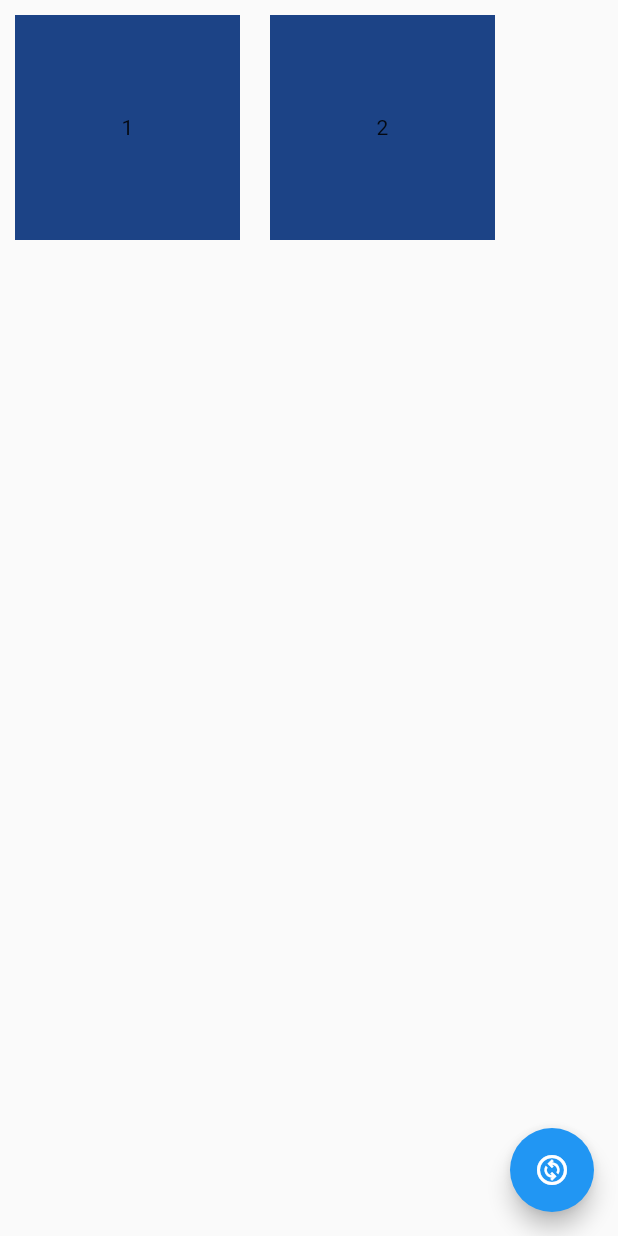
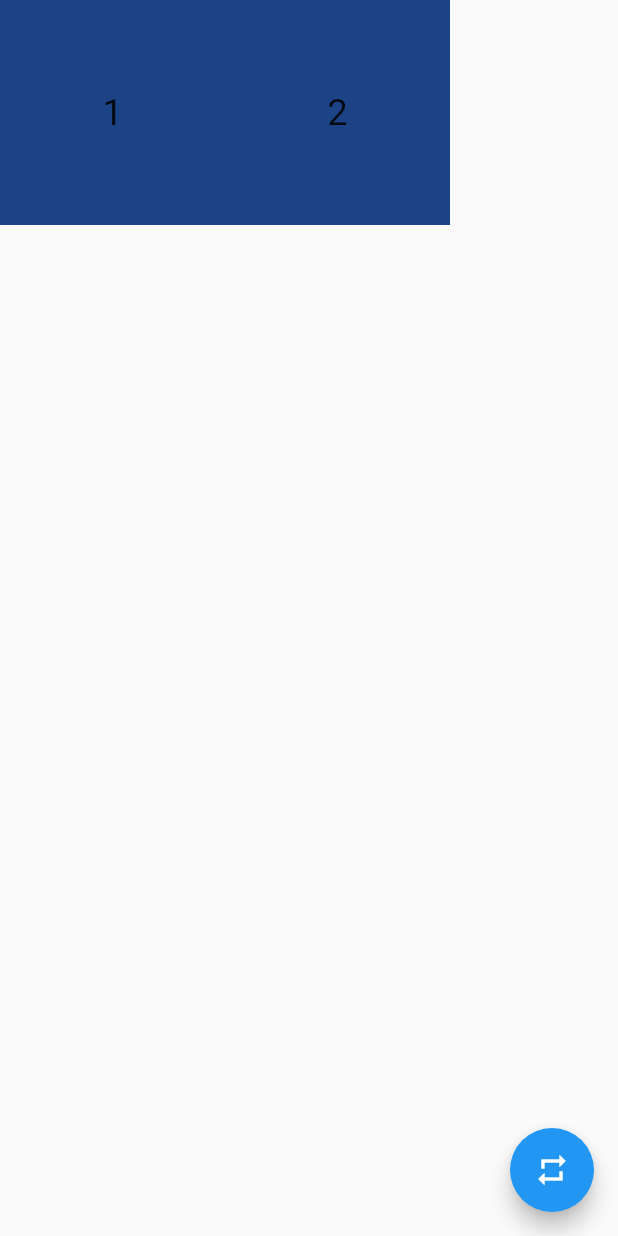
Before and after one commit to Mohit-Gajjar/articuno_flutter_task, a Flutter app: the screen it shows after launch, on a phone screen of 412 x 824 dp. Run offline on Flutter 3.47's test engine with Material 2 defaults, Android fonts, the phone set to English and light mode, and no system bars.

Commit message:
Revert "Ques2"

```diff
--- /dev/null
+++ b/lib/Constants/constants.dart
@@ -0,0 +1,4 @@
+import 'package:flutter/material.dart';
+
+Color backgroundColor1 = Colors.white;
+Color backgroundColor2 = Colors.white;
--- /dev/null
+++ b/lib/Screens/home.dart
@@ -0,0 +1,44 @@
+import 'package:flutter/material.dart';
+import 'package:flutter_task/Widgets/containers.dart';
+
+class Home extends StatefulWidget {
+  const Home({Key? key}) : super(key: key);
+
+  @override
+  State<Home> createState() => _HomeState();
+}
+
+class _HomeState extends State<Home> {
+  List<Widget> array = [
+    const ColoredContainer1(),
+    const ColoredContainer2(),
+  ];
+  swapLogic() {
+    Widget widget;
+    if (array.isNotEmpty) {
+      widget = array[0];
+      array[0] = array[1];
+      array[1] = widget;
+      setState(() {});
+    }
+  }
+
+  @override
+  Widget build(BuildContext context) {
+    return Scaffold(
+      body: SizedBox(
+        height: 150,
+        child: ListView.builder(
+            itemCount: array.length,
+            scrollDirection: Axis.horizontal,
+            itemBuilder: (context, index) {
+              return array[index];
+            }),
+      ),
+      floatingActionButton: FloatingActionButton(
+        onPressed: swapLogic,
+        child: const Icon(Icons.repeat),
+      ),
+    );
+  }
+}
--- /dev/null
+++ b/lib/Widgets/containers.dart
@@ -0,0 +1,63 @@
+import 'package:flutter/material.dart';
+import 'package:flutter_task/Constants/constants.dart';
+import 'package:flutter_task/Widgets/methods.dart';
+
+class ColoredContainer2 extends StatefulWidget {
+  const ColoredContainer2({Key? key}) : super(key: key);
+
+  @override
+  State<ColoredContainer2> createState() => _ColoredContainer2State();
+}
+
+class _ColoredContainer2State extends State<ColoredContainer2> {
+  @override
+  void initState() {
+    generateRandomColor2();
+    super.initState();
+  }
+
+  @override
+  Widget build(BuildContext context) {
+    return Container(
+      height: 150,
+      width: 150,
+      color: backgroundColor2,
+      child: const Center(
+        child: Text(
+          "2",
+          style: TextStyle(fontSize: 24),
+        ),
+      ),
+    );
+  }
+}
+
+class ColoredContainer1 extends StatefulWidget {
+  const ColoredContainer1({Key? key}) : super(key: key);
+
+  @override
+  State<ColoredContainer1> createState() => _ColoredContainer1State();
+}
+
+class _ColoredContainer1State extends State<ColoredContainer1> {
+  @override
+  void initState() {
+    generateRandomColor1();
+    super.initState();
+  }
+
+  @override
+  Widget build(BuildContext context) {
+    return Container(
+      height: 150,
+      width: 150,
+      color: backgroundColor1,
+      child: const Center(
+        child: Text(
+          "1",
+          style: TextStyle(fontSize: 24),
+        ),
+      ),
+    );
+  }
+}
--- /dev/null
+++ b/lib/Widgets/methods.dart
@@ -0,0 +1,16 @@
+import 'dart:math';
+
+import 'package:flutter/material.dart';
+import 'package:flutter_task/Constants/constants.dart';
+
+generateRandomColor1() {
+  Random random = Random();
+  double temp = random.nextDouble();
+  backgroundColor1 = Color((temp * 0xFFFFFF).toInt()).withOpacity(1.0);
+}
+
+generateRandomColor2() {
+  Random random = Random();
+  double temp2 = random.nextDouble();
+  backgroundColor2 = Color((temp2 * 0xFFFFFF).toInt()).withOpacity(1.0);
+}
--- a/lib/main.dart
+++ b/lib/main.dart
@@ -1,5 +1,5 @@
 import 'package:flutter/material.dart';
-import 'dart:math' as math;
+import 'package:flutter_task/Screens/home.dart';
 
 void main() {
   runApp(const MyApp());
@@ -7,102 +7,14 @@ void main() {
 
 class MyApp extends StatelessWidget {
   const MyApp({Key? key}) : super(key: key);
+
   @override
   Widget build(BuildContext context) {
     return MaterialApp(
-      title: 'Assignment',
-      theme: ThemeData(
-        primarySwatch: Colors.blue,
-      ),
-      home: const HomeScreen(),
-    );
+        title: 'Flutter Task',
+        theme: ThemeData(
+          primarySwatch: Colors.blue,
+        ),
+        home: const Home());
   }
 }
-
-class StatefulColorfulTile extends StatefulWidget {
-  final String text;
-  const StatefulColorfulTile({Key? key, required this.text}) : super(key: key);
-
-  @override
-  State<StatefulColorfulTile> createState() => _StatefulColorfulTileState();
-}
-
-class _StatefulColorfulTileState extends State<StatefulColorfulTile> {
-  Color? myColor;
-  @override
-  void initState() {
-    myColor = Color(
-      (math.Random().nextDouble() * 0xFFFFFF).toInt(),
-    ).withOpacity(
-      1.0,
-    );
-    setState(() {});
-    super.initState();
-  }
-
-  @override
-  Widget build(BuildContext context) {
-    return Container(
-        height: 150,
-        width: 150,
-        color: myColor,
-        child: Center(
-          child: Text(widget.text),
-        ));
-  }
-}
-
-class HomeScreen extends StatefulWidget {
-  const HomeScreen({Key? key}) : super(key: key);
-
-  @override
-  State<HomeScreen> createState() => _HomeScreenState();
-}
-
-class _HomeScreenState extends State<HomeScreen> {
-  // We have to use keys in the stateful widgets when we are shuffling the widget in a tree, when we are not using keys then the widget won't rebuilt but it changes the updates in a stateful widget, state remains same when are not using the keys.
-  // in this case example if we dont use the keys then only the text is changing, means flutter is updating the changes not rebuilding the whole widget.
-  // when we use keys it rebuilds the widget in widget esspecially when we are shuffling the widgets it uses key to identify the widget hence it does not use the state of same other widget.
-  List<Widget> containers = [
-    const Padding(
-      padding: EdgeInsets.all(10),
-      child: StatefulColorfulTile(
-        text: '1',
-        key: GlobalObjectKey(0),
-      ),
-    ),
-    const Padding(
-      padding: EdgeInsets.all(10),
-      child: StatefulColorfulTile(
-        text: '2',
-        key: GlobalObjectKey(1),
-      ),
-    )
-  ];
-
-  @override
-  void initState() {
-    super.initState();
-  }
-
-  void swapColour() {
-    setState(() {
-      containers.insert(1, containers.removeAt(0));
-    });
-  }
-
-  @override
-  Widget build(BuildContext context) {
-    return Scaffold(
-      body: SafeArea(
-        child: Row(
-          children: containers,
-        ),
-      ),
-      floatingActionButton: FloatingActionButton(
-        onPressed: () => swapColour(),
-        child: const Icon(Icons.change_circle_outlined),
-      ),
-    );
-  }
-}
```
